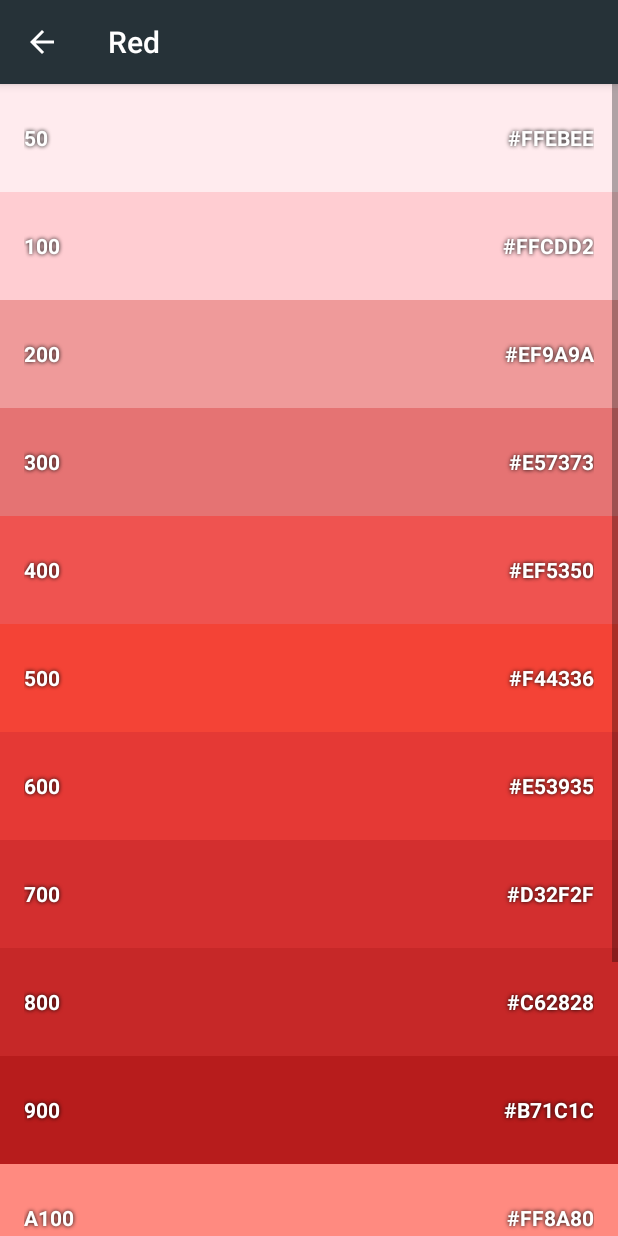
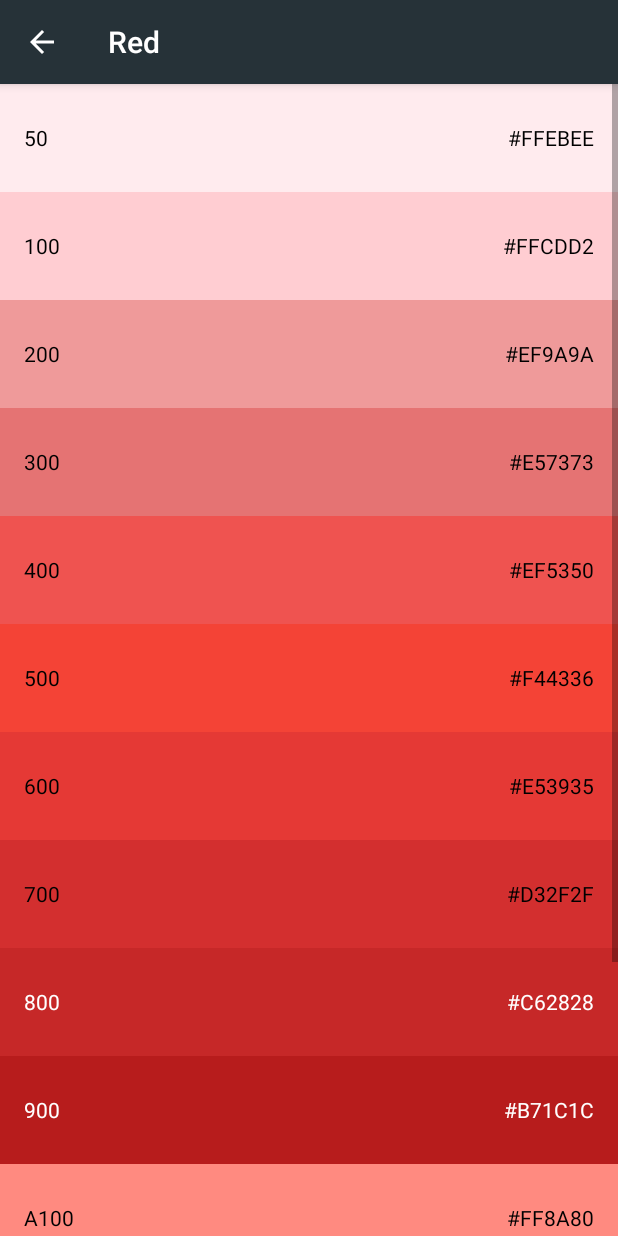
Before and after one commit to neivin/MaterialColorPalette, an Android app: the screen it shows after launch (ColorDetailActivity), after a tap on "Red", on a phone screen of 412 x 824 dp. Run offline under Robolectric (Android 15) with nearby library versions, the phone set to English and light mode, and no system bars.

Commit message:
Improved readability on light backgrounds

```diff
--- a/app/src/main/java/com/neivin/materialcolorpalette/ColorListAdaper.java
+++ b/app/src/main/java/com/neivin/materialcolorpalette/ColorListAdaper.java
@@ -29,13 +29,45 @@ public class ColorListAdaper extends ArrayAdapter<ColorValue> {
 
         ColorValue color = getItem(position);
 
+        String hexCode = color.getHexCode();
+
         TextView colorGradeView = (TextView) listItemView.findViewById(R.id.color_grade);
         colorGradeView.setText(color.getColorGrade());
 
         TextView colorHexCodeView = (TextView) listItemView.findViewById(R.id.color_hex_code);
-        colorHexCodeView.setText(color.getHexCode());
+        colorHexCodeView.setText(hexCode);
 
+        // Set the background color
         listItemView.setBackgroundColor(Color.parseColor(color.getHexCode()));
+
+
+        /* How to tell if the color is light or dark from its hex value.
+         * Credit to Dunes on StackOverflow
+         */
+
+        // remove hash character from string
+        String rawFontColor = hexCode.substring(1,hexCode.length());
+
+        // convert hex string to int
+        int rgb = Integer.parseInt(rawFontColor, 16);
+
+        float [] hsv = new float[3];
+
+        Color.RGBToHSV(Color.red(rgb), Color.green(rgb), Color.blue(rgb), hsv);
+
+        float brightness = hsv[2];
+
+        if (brightness <= 0.8) {
+            // use white text
+            colorGradeView.setTextColor(Color.WHITE);
+            colorHexCodeView.setTextColor(Color.WHITE);
+        } else {
+            // use dark text
+            colorGradeView.setTextColor(Color.BLACK);
+            colorHexCodeView.setTextColor(Color.BLACK);
+        }
+
+
         return listItemView;
     }
 }
--- a/app/src/main/res/layout/grid_item_layout.xml
+++ b/app/src/main/res/layout/grid_item_layout.xml
@@ -1,7 +1,6 @@
 <?xml version="1.0" encoding="utf-8"?>
 <RelativeLayout xmlns:android="http://schemas.android.com/apk/res/android"
     xmlns:tools="http://schemas.android.com/tools"
-
     android:id="@+id/grid_item"
     android:layout_width="match_parent"
     android:layout_height="match_parent"
@@ -11,6 +10,7 @@
 
     <TextView
         android:id="@+id/color_name"
+        android:textSize="14sp"
         android:layout_width="match_parent"
         android:layout_height="wrap_content"
         android:layout_alignParentBottom="true"
--- a/app/src/main/res/layout/list_item_layout.xml
+++ b/app/src/main/res/layout/list_item_layout.xml
@@ -10,27 +10,24 @@
 
     <TextView
         android:id="@+id/color_grade"
-        android:textColor="@color/white"
-        style="@style/bold_white_shadow_text"
         android:layout_width="wrap_content"
         android:layout_height="wrap_content"
         android:layout_gravity="center"
         android:layout_margin="16dp"
         android:layout_weight="1"
-        tools:text="600" />
+        tools:text="600"
+        tools:textColor="@color/white" />
 
     <TextView
         android:id="@+id/color_hex_code"
-        android:textColor="@color/white"
-        style="@style/bold_white_shadow_text"
         android:layout_width="wrap_content"
         android:layout_height="wrap_content"
         android:layout_gravity="center"
         android:layout_margin="16dp"
         android:layout_weight="1"
-
         android:gravity="end"
         android:textAlignment="gravity"
-        tools:text="#FFF333" />
+        tools:text="#FFF333"
+        tools:textColor="@color/white" />
 
 </LinearLayout>
--- a/app/src/main/res/values/styles.xml
+++ b/app/src/main/res/values/styles.xml
@@ -8,12 +8,4 @@
         <item name="colorAccent">@color/colorAccent</item>
     </style>
 
-    <style name="bold_white_shadow_text">
-        <item name="android:textStyle">bold</item>
-        <item name="android:textColor">@color/white</item>
-        <item name="android:shadowColor">@color/black</item>
-        <item name="android:shadowDx">0</item>
-        <item name="android:shadowDy">0</item>
-        <item name="android:shadowRadius">3</item>
-    </style>
 </resources>
```
